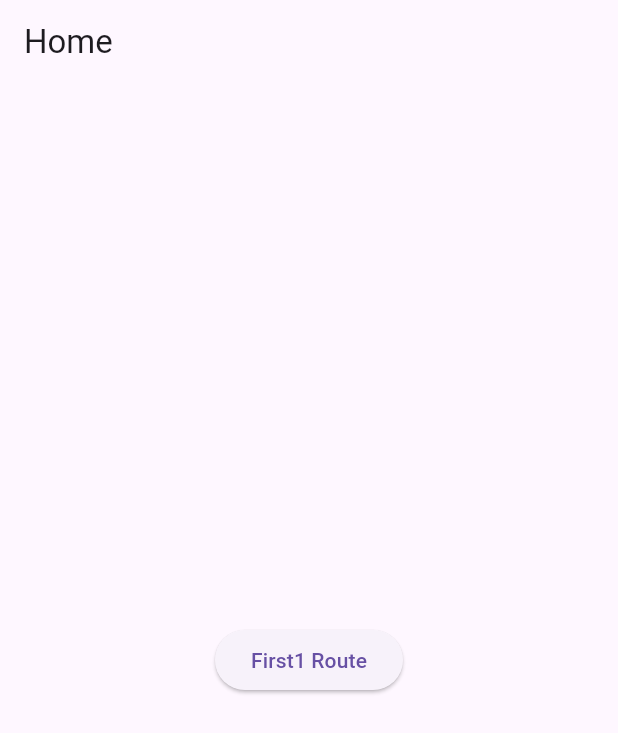
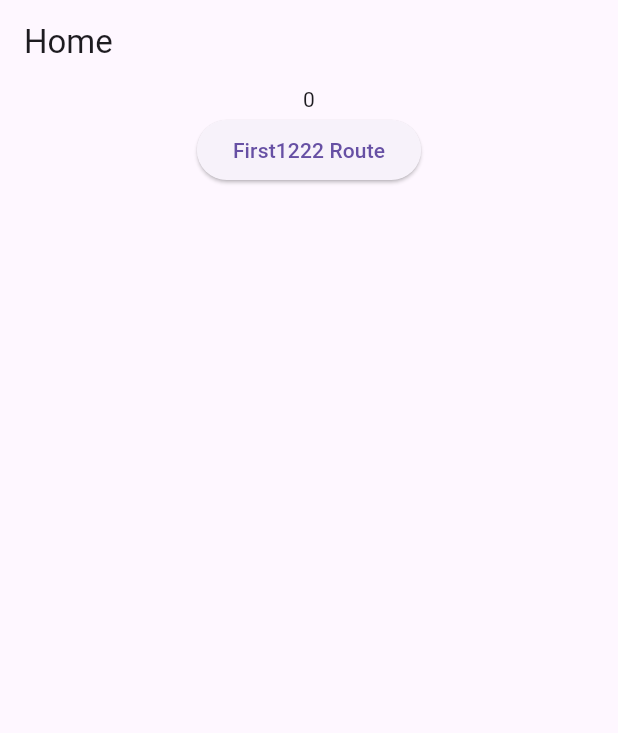
Before and after one commit to ajefri7608/flutter_demo, a Flutter app: the screen it shows after launch, on a phone screen of 412 x 824 dp. Shown: the top 733 px of the screen. Run offline on Flutter 3.47's test engine with Material 3 defaults, Android fonts, the phone set to English and light mode, and no system bars; our stand-ins replace bloc, flutter_bloc.

Commit message:
feature: bloc init

```diff
--- /dev/null
+++ b/flutter_demo/lib/bloc/cubit/counter_cubit.dart
@@ -0,0 +1,15 @@
+import 'package:bloc/bloc.dart';
+
+/// {@template counter_cubit}
+/// A [Cubit] which manages an [int] as its state.
+/// {@endtemplate}
+class CounterCubit extends Cubit<int> {
+  /// {@macro counter_cubit}
+  CounterCubit() : super(0);
+
+  /// Add 1 to the current state.
+  void increment() => emit(state + 1);
+
+  /// Subtract 1 from the current state.
+  void decrement() => emit(state - 1);
+}
--- a/flutter_demo/lib/view/home/home_screen.dart
+++ b/flutter_demo/lib/view/home/home_screen.dart
@@ -1,4 +1,6 @@
 import 'package:flutter/material.dart';
+import 'package:flutter_bloc/flutter_bloc.dart';
+import 'package:flutter_demo/bloc/cubit/counter_cubit.dart';
 import 'package:flutter_demo/view/login/login_screen.dart';
 
 class ScreenArguments {
@@ -19,14 +21,19 @@
         title: const Text('Home'),
       ),
       body: Center(
-        child: ElevatedButton(
-          child: Text(args?.message ?? 'First1 Route'),
-          onPressed: () async {
-            final userName = await Navigator.pushNamed(context, '/login');
-            print('The values are: $userName');
-          },
-        ),
-      ),
+          child: Column(
+        children: [
+          BlocBuilder<CounterCubit, int>(
+            builder: (context, state) {
+              return Text('$state');
+            },
+          ),
+          ElevatedButton(
+            child: Text(args?.message ?? 'First1222 Route'),
+            onPressed: () => {context.read<CounterCubit>().increment()},
+          ),
+        ],
+      )),
     );
   }
 }
--- a/flutter_demo/pubspec.yaml
+++ b/flutter_demo/pubspec.yaml
@@ -9,6 +9,7 @@
 dependencies:
   flutter:
     sdk: flutter
+  flutter_bloc: ^8.1.3
 
 dev_dependencies:
   flutter_test:
```
Also changed, not shown: flutter_demo/lib/bloc/counter_observer.dart (added, +17 -0 lines), flutter_demo/lib/main.dart (+18 -10 lines), flutter_demo/pubspec.lock.
